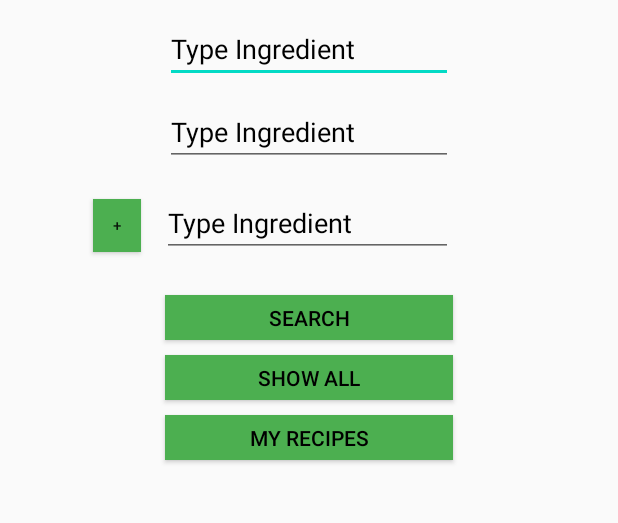
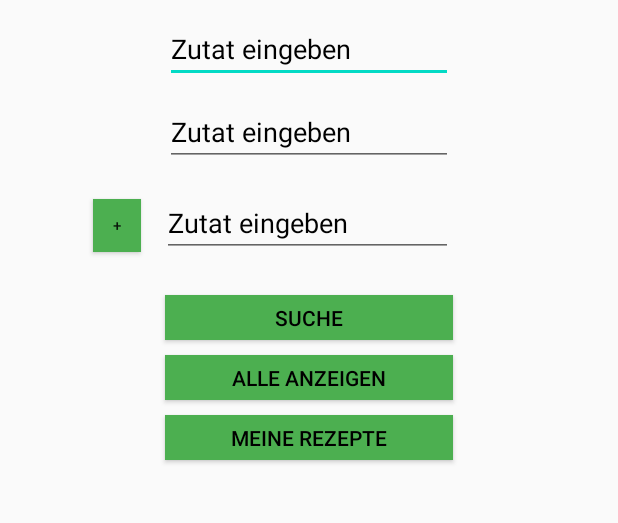
Before and after one commit to MaximKlameth/RecipeFinder, an Android app: the RecipeSearchActivity screen opened directly, with no data from a screen before it, on a phone screen of 412 x 824 dp, the part 257-780 px from its top. Run offline under Robolectric (Android 15) with nearby library versions, the phone set to English and light mode, and no system bars.

Commit message:
Sprache auf deutsch geändert

```diff
--- a/app/src/main/java/net/lehre_online/android/recipefinder1/RecipeResultActivity.java
+++ b/app/src/main/java/net/lehre_online/android/recipefinder1/RecipeResultActivity.java
@@ -8,6 +8,7 @@ import android.view.View;
 import android.widget.Button;
 import android.widget.ImageView;
 import android.widget.TextView;
+import android.widget.Toast;
 
 import java.util.ArrayList;
 
@@ -83,6 +84,7 @@ public class RecipeResultActivity extends AppCompatActivity {
             public void onClick(View v) {
 
                 myDb.safeRecipe(MainActivity.e_mail, RezeptName);
+                Toast.makeText(RecipeResultActivity.this,"Rezept gespeichert",Toast.LENGTH_LONG).show();
             }
         });
 
--- a/app/src/main/res/layout/recipe_result.xml
+++ b/app/src/main/res/layout/recipe_result.xml
@@ -86,7 +86,7 @@
         android:layout_height="50dp"
         android:layout_marginTop="10dp"
         android:background="#4CAF50"
-        android:text="@string/safeText"
+        android:text="@string/Button_safeText"
         android:textColor="#000000" />
 
 </LinearLayout>
--- a/app/src/main/res/values/strings.xml
+++ b/app/src/main/res/values/strings.xml
@@ -3,21 +3,21 @@
 
     <string name="Image_LogoRecipeFinder">LogoRecipeFinder</string>
     <string name="mailText">E-Mail</string>
-    <string name="safeText">Safe Recipe</string>
 
+    <string name="Button_safeText">Rezept speichern</string>
     <string name="Button_LetsCook">Lets Cook</string>
-    <string name="Button_Help">Help</string>
-    <string name="Button_MyRecipes">My Recipes</string>
+    <string name="Button_Help">Hilfe</string>
+    <string name="Button_MyRecipes">Meine Rezepte</string>
 
-    <string name="Button_Search">Search</string>
+    <string name="Button_Search">Suche</string>
     <string name="Button_AddIngredient">+</string>
-    <string name="Button_ShowAll">Show All</string>
+    <string name="Button_ShowAll">Alle anzeigen</string>
 
-    <string name="EditText_SearchField1">Type Ingredient</string>
-    <string name="EditText_SearchField2">Type Ingredient</string>
-    <string name="EditText_SearchField3">Type Ingredient</string>
-    <string name="EditText_SearchField4">Type Ingredient</string>
-    <string name="EditText_SearchField5">Type Ingredient</string>
+    <string name="EditText_SearchField1">Zutat eingeben</string>
+    <string name="EditText_SearchField2">Zutat eingeben</string>
+    <string name="EditText_SearchField3">Zutat eingeben</string>
+    <string name="EditText_SearchField4">Zutat eingeben</string>
+    <string name="EditText_SearchField5">Zutat eingeben</string>
 
     <string name="Text_WelcomeRecipeFinder">RecipeFinder</string>
     <string name="Text_Rezept1">Rezept1</string>
```
